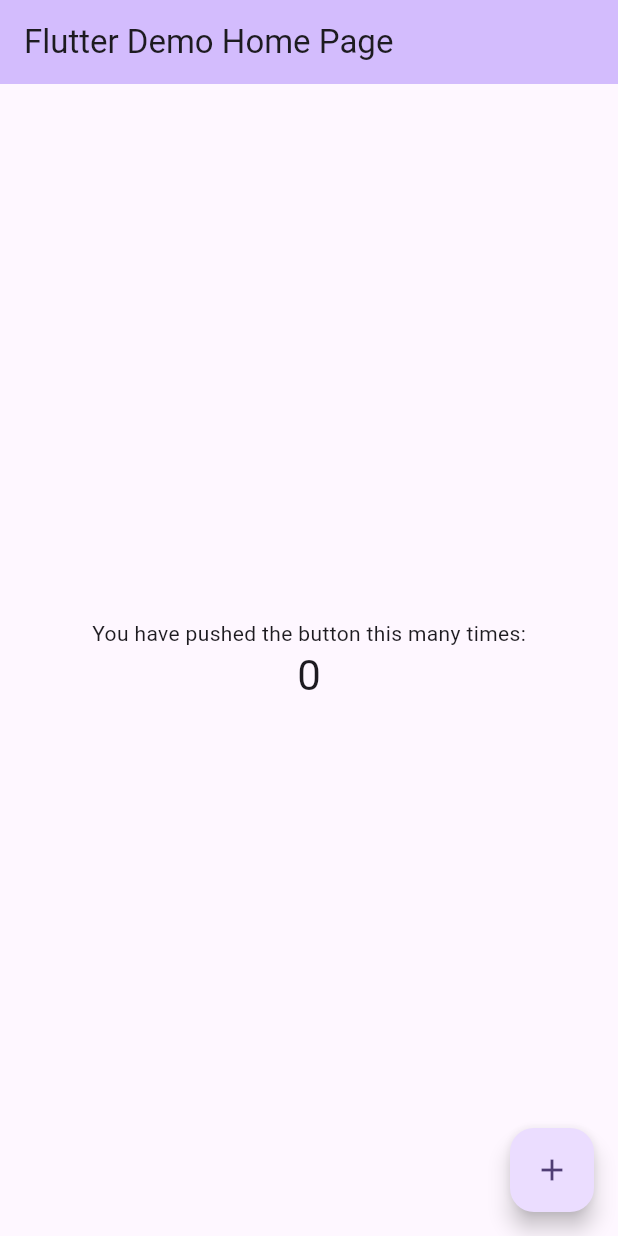
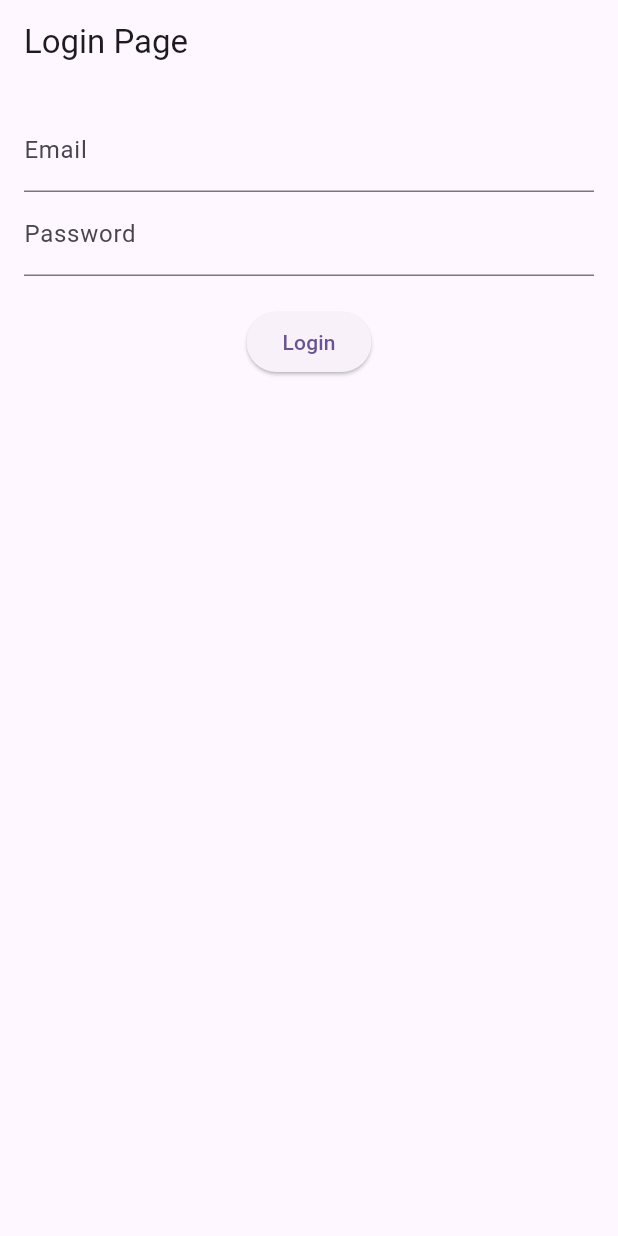
Before and after one commit to IrfanHidayatulahP/20220140142_UCP1Flutter, a Flutter app: the screen it shows after launch, on a phone screen of 412 x 824 dp. Run offline on Flutter 3.47's test engine with Material 3 defaults, Android fonts, the phone set to English and light mode, and no system bars.

Commit message:
melakukan perubahan awal alur mulai app di main.dart dan membuat halaman LoginPage

```diff
--- /dev/null
+++ b/lib/login_page.dart
@@ -0,0 +1,71 @@
+import 'package:flutter/material.dart';
+
+class LoginPage extends StatefulWidget {
+  const LoginPage({super.key});
+
+  @override
+  State<LoginPage> createState() => _LoginPageState();
+}
+
+class _LoginPageState extends State<LoginPage> {
+  final TextEditingController _emailController = TextEditingController();
+  final TextEditingController _passwordController = TextEditingController();
+
+  @override
+  void initState() {
+    super.initState();
+  }
+
+  @override
+  Widget build(BuildContext context) {
+    final _formKey = GlobalKey<FormState>();
+    return Scaffold(
+      appBar: AppBar(
+        title: const Text('Login Page'),
+      ),
+      body: Padding(
+        padding: const EdgeInsets.all(16.0),
+        child: Form(
+          key: _formKey,
+          child: Column(
+            children: [
+              TextFormField(
+                controller: _emailController,
+                decoration: const InputDecoration(labelText: 'Email'),
+                validator: (value) {
+                  if (value == null || value.isEmpty) {
+                    return 'Please enter your email';
+                  }
+                  return null;
+                },
+              ),
+              TextFormField(
+                controller: _passwordController,
+                decoration: const InputDecoration(labelText: 'Password'),
+                obscureText: true,
+                validator: (value) {
+                  if (value == null || value.isEmpty) {
+                    return 'Please enter your password';
+                  }
+                  return null;
+                },
+              ),
+              const SizedBox(height: 20),
+              ElevatedButton(
+                onPressed: () {
+                  if (_formKey.currentState!.validate()) {
+                    Navigator.pushReplacement(
+                      context,
+                      MaterialPageRoute(
+                        builder: (context) => const RegisterPage()));
+                  }
+                },
+                child: const Text('Login'),
+              ),
+            ],
+          ),
+        ),
+      ),
+    );
+  }
+}
--- a/lib/main.dart
+++ b/lib/main.dart
@@ -1,4 +1,5 @@
 import 'package:flutter/material.dart';
+import 'package:ucp1pam/login_page.dart';
 
 void main() {
   runApp(const MyApp());
@@ -7,46 +8,21 @@
 class MyApp extends StatelessWidget {
   const MyApp({super.key});
 
-  // This widget is the root of your application.
   @override
   Widget build(BuildContext context) {
     return MaterialApp(
       title: 'Flutter Demo',
       theme: ThemeData(
-        // This is the theme of your application.
-        //
-        // TRY THIS: Try running your application with "flutter run". You'll see
-        // the application has a purple toolbar. Then, without quitting the app,
-        // try changing the seedColor in the colorScheme below to Colors.green
-        // and then invoke "hot reload" (save your changes or press the "hot
-        // reload" button in a Flutter-supported IDE, or press "r" if you used
-        // the command line to start the app).
-        //
-        // Notice that the counter didn't reset back to zero; the application
-        // state is not lost during the reload. To reset the state, use hot
-        // restart instead.
-        //
-        // This works for code too, not just values: Most code changes can be
-        // tested with just a hot reload.
         colorScheme: ColorScheme.fromSeed(seedColor: Colors.deepPurple),
         useMaterial3: true,
       ),
-      home: const MyHomePage(title: 'Flutter Demo Home Page'),
+      home: const LoginPage(),
     );
   }
 }
 
 class MyHomePage extends StatefulWidget {
   const MyHomePage({super.key, required this.title});
-
-  // This widget is the home page of your application. It is stateful, meaning
-  // that it has a State object (defined below) that contains fields that affect
-  // how it looks.
-
-  // This class is the configuration for the state. It holds the values (in this
-  // case the title) provided by the parent (in this case the App widget) and
-  // used by the build method of the State. Fields in a Widget subclass are
-  // always marked "final".
 
   final String title;
 
@@ -59,50 +35,19 @@
 
   void _incrementCounter() {
     setState(() {
-      // This call to setState tells the Flutter framework that something has
-      // changed in this State, which causes it to rerun the build method below
-      // so that the display can reflect the updated values. If we changed
-      // _counter without calling setState(), then the build method would not be
-      // called again, and so nothing would appear to happen.
       _counter++;
     });
   }
 
   @override
   Widget build(BuildContext context) {
-    // This method is rerun every time setState is called, for instance as done
-    // by the _incrementCounter method above.
-    //
-    // The Flutter framework has been optimized to make rerunning build methods
-    // fast, so that you can just rebuild anything that needs updating rather
-    // than having to individually change instances of widgets.
     return Scaffold(
       appBar: AppBar(
-        // TRY THIS: Try changing the color here to a specific color (to
-        // Colors.amber, perhaps?) and trigger a hot reload to see the AppBar
-        // change color while the other colors stay the same.
         backgroundColor: Theme.of(context).colorScheme.inversePrimary,
-        // Here we take the value from the MyHomePage object that was created by
-        // the App.build method, and use it to set our appbar title.
         title: Text(widget.title),
       ),
       body: Center(
-        // Center is a layout widget. It takes a single child and positions it
-        // in the middle of the parent.
         child: Column(
-          // Column is also a layout widget. It takes a list of children and
-          // arranges them vertically. By default, it sizes itself to fit its
-          // children horizontally, and tries to be as tall as its parent.
-          //
-          // Column has various properties to control how it sizes itself and
-          // how it positions its children. Here we use mainAxisAlignment to
-          // center the children vertically; the main axis here is the vertical
-          // axis because Columns are vertical (the cross axis would be
-          // horizontal).
-          //
-          // TRY THIS: Invoke "debug painting" (choose the "Toggle Debug Paint"
-          // action in the IDE, or press "p" in the console), to see the
-          // wireframe for each widget.
           mainAxisAlignment: MainAxisAlignment.center,
           children: <Widget>[
             const Text(
```
